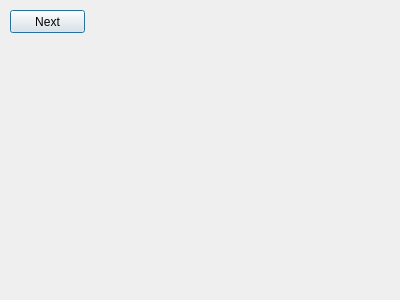
Above: Source Code/TJ's Code/sphumancleric.ui from srohr/CEAMS before the change. Below: the same form after it.
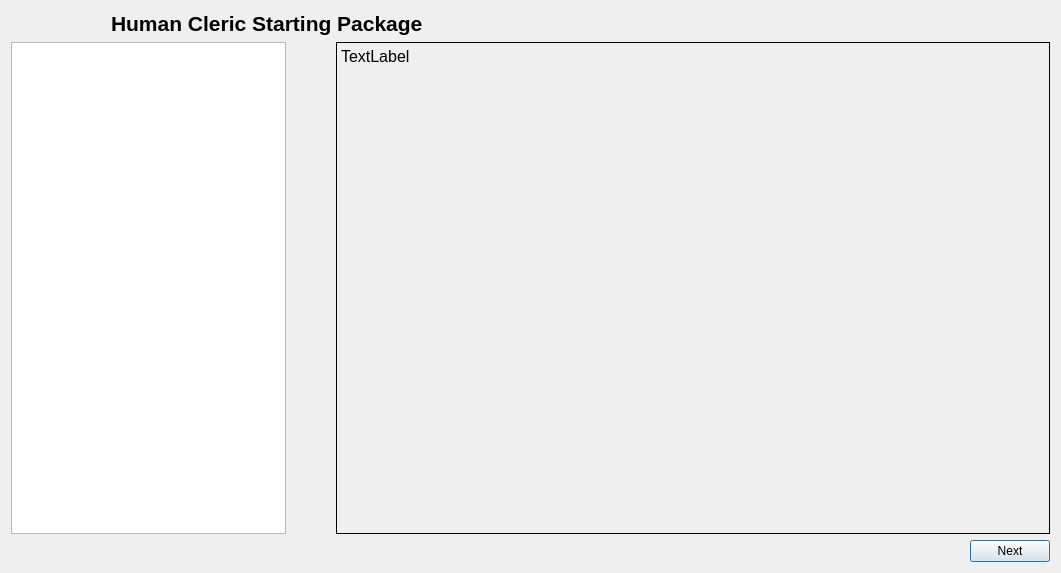
That is the form after the change.

Commit message:
Initial Layouts Complete
I have created all the layouts that were tasked of me and now they only
need to have the buttons and such operational.

```diff
--- a/Source Code/TJ's Code/sphumancleric.ui
+++ b/Source Code/TJ's Code/sphumancleric.ui
@@ -6,26 +6,143 @@
    <rect>
     <x>0</x>
     <y>0</y>
-    <width>400</width>
-    <height>300</height>
+    <width>1061</width>
+    <height>573</height>
    </rect>
   </property>
   <property name="windowTitle">
    <string>Dialog</string>
   </property>
-  <widget class="QPushButton" name="Next">
-   <property name="geometry">
-    <rect>
-     <x>10</x>
-     <y>10</y>
-     <width>75</width>
-     <height>23</height>
-    </rect>
-   </property>
-   <property name="text">
-    <string>Next</string>
-   </property>
-  </widget>
+  <layout class="QVBoxLayout" name="verticalLayout_3">
+   <item>
+    <layout class="QVBoxLayout" name="verticalLayout_2">
+     <item>
+      <layout class="QHBoxLayout" name="horizontalLayout_3">
+       <property name="leftMargin">
+        <number>100</number>
+       </property>
+       <item>
+        <widget class="QLabel" name="label_2">
+         <property name="minimumSize">
+          <size>
+           <width>150</width>
+           <height>25</height>
+          </size>
+         </property>
+         <property name="maximumSize">
+          <size>
+           <width>400</width>
+           <height>25</height>
+          </size>
+         </property>
+         <property name="font">
+          <font>
+           <pointsize>16</pointsize>
+           <weight>75</weight>
+           <bold>true</bold>
+          </font>
+         </property>
+         <property name="text">
+          <string>Human Cleric Starting Package</string>
+         </property>
+        </widget>
+       </item>
+       <item>
+        <spacer name="horizontalSpacer_2">
+         <property name="orientation">
+          <enum>Qt::Horizontal</enum>
+         </property>
+         <property name="sizeHint" stdset="0">
+          <size>
+           <width>198</width>
+           <height>20</height>
+          </size>
+         </property>
+        </spacer>
+       </item>
+      </layout>
+     </item>
+     <item>
+      <layout class="QVBoxLayout" name="verticalLayout">
+       <item>
+        <layout class="QHBoxLayout" name="horizontalLayout_2">
+         <property name="spacing">
+          <number>50</number>
+         </property>
+         <item>
+          <widget class="QListWidget" name="listWidget">
+           <property name="maximumSize">
+            <size>
+             <width>275</width>
+             <height>16777215</height>
+            </size>
+           </property>
+          </widget>
+         </item>
+         <item>
+          <widget class="QLabel" name="label">
+           <property name="sizePolicy">
+            <sizepolicy hsizetype="Preferred" vsizetype="Preferred">
+             <horstretch>0</horstretch>
+             <verstretch>0</verstretch>
+            </sizepolicy>
+           </property>
+           <property name="minimumSize">
+            <size>
+             <width>300</width>
+             <height>300</height>
+            </size>
+           </property>
+           <property name="font">
+            <font>
+             <pointsize>12</pointsize>
+            </font>
+           </property>
+           <property name="frameShape">
+            <enum>QFrame::Box</enum>
+           </property>
+           <property name="text">
+            <string>TextLabel</string>
+           </property>
+           <property name="alignment">
+            <set>Qt::AlignLeading|Qt::AlignLeft|Qt::AlignTop</set>
+           </property>
+           <property name="wordWrap">
+            <bool>true</bool>
+           </property>
+          </widget>
+         </item>
+        </layout>
+       </item>
+       <item>
+        <layout class="QHBoxLayout" name="horizontalLayout">
+         <item>
+          <spacer name="horizontalSpacer">
+           <property name="orientation">
+            <enum>Qt::Horizontal</enum>
+           </property>
+           <property name="sizeHint" stdset="0">
+            <size>
+             <width>348</width>
+             <height>20</height>
+            </size>
+           </property>
+          </spacer>
+         </item>
+         <item>
+          <widget class="QPushButton" name="Next">
+           <property name="text">
+            <string>Next</string>
+           </property>
+          </widget>
+         </item>
+        </layout>
+       </item>
+      </layout>
+     </item>
+    </layout>
+   </item>
+  </layout>
  </widget>
  <resources/>
  <connections/>
```
The commit also changes 12 other files.
